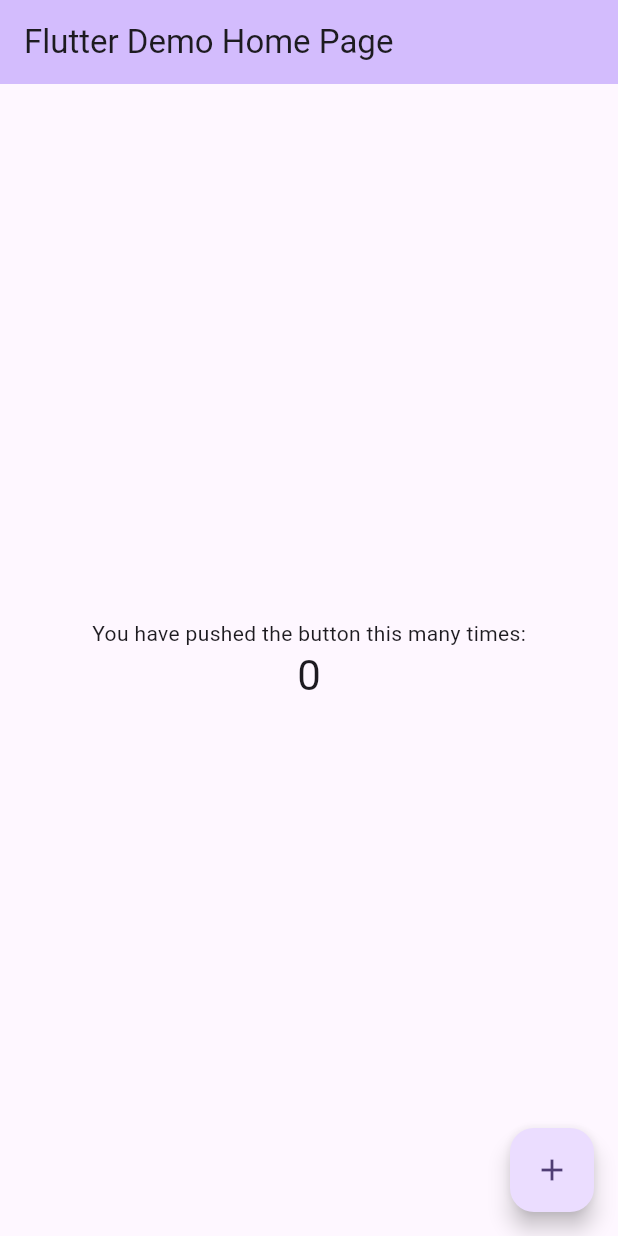
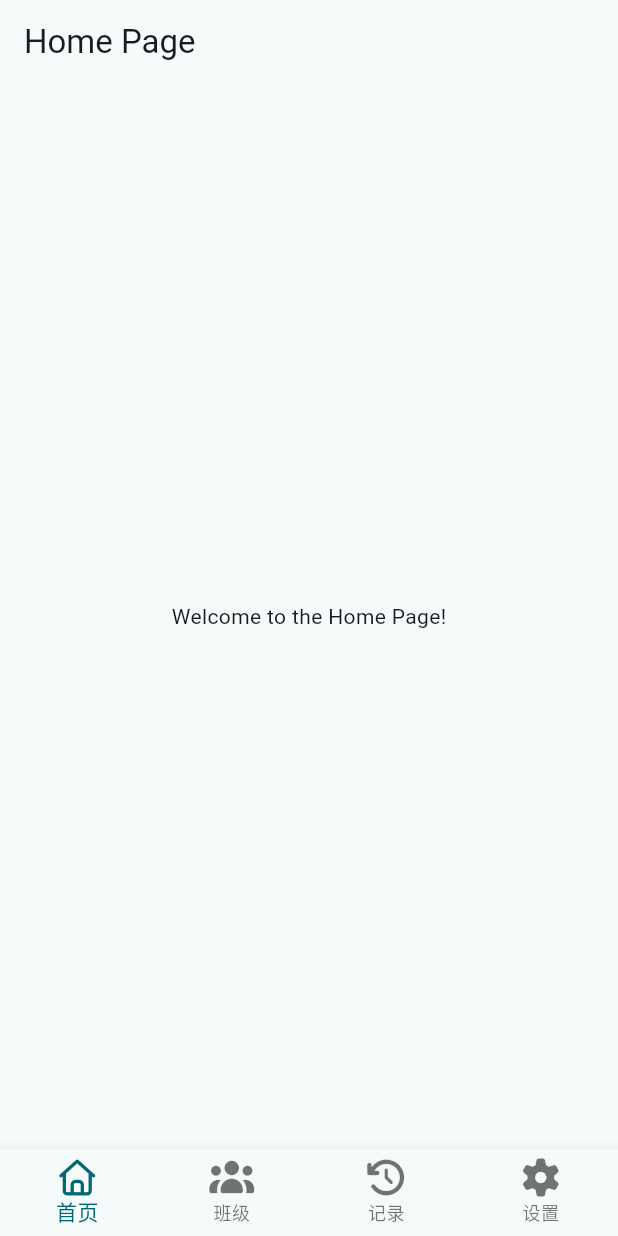
Before and after one commit to ieeningnwq/rollcaller, a Flutter app: the screen it shows after launch, on a phone screen of 412 x 824 dp. Run offline on Flutter 3.47's test engine with Material 3 defaults, Android fonts, the phone set to English and light mode, and no system bars; our stand-ins replace flutter_screenutil, font_awesome_flutter.

Commit message:
完成 IndexPage

```diff
--- /dev/null
+++ b/lib/configs/color.dart
@@ -0,0 +1,6 @@
+import 'package:flutter/material.dart';
+
+class KColor {
+  // 使用颜色种子生成主题，颜色种子
+  static const Color seedColor = Colors.white;
+}
--- /dev/null
+++ b/lib/configs/strings.dart
@@ -0,0 +1,7 @@
+class KString {
+  static const String appTitle = '点名';
+  static const String homeTitle = '首页';
+  static const String studentClassTitle = '班级';
+  static const String recordTitle = '记录';
+  static const String settingsTitle = '设置';
+}
--- a/lib/main.dart
+++ b/lib/main.dart
@@ -1,122 +1,41 @@
 import 'package:flutter/material.dart';
+import 'package:flutter_screenutil/flutter_screenutil.dart';
+import 'package:provider/provider.dart';
+import './configs/color.dart';
+import './pages/index.dart';
+import './providers/current_index_provider.dart';
 
 void main() {
-  runApp(const MyApp());
+  runApp(
+    MultiProvider(
+      providers: [
+        ChangeNotifierProvider<CurrentIndexProvider>(
+          create: (_) => CurrentIndexProvider(),
+        ),
+      ],
+      child: MyApp(),
+    ),
+  );
 }
 
 class MyApp extends StatelessWidget {
   const MyApp({super.key});
 
-  // This widget is the root of your application.
   @override
   Widget build(BuildContext context) {
-    return MaterialApp(
-      title: 'Flutter Demo',
-      theme: ThemeData(
-        // This is the theme of your application.
-        //
-        // TRY THIS: Try running your application with "flutter run". You'll see
-        // the application has a purple toolbar. Then, without quitting the app,
-        // try changing the seedColor in the colorScheme below to Colors.green
-        // and then invoke "hot reload" (save your changes or press the "hot
-        // reload" button in a Flutter-supported IDE, or press "r" if you used
-        // the command line to start the app).
-        //
-        // Notice that the counter didn't reset back to zero; the application
-        // state is not lost during the reload. To reset the state, use hot
-        // restart instead.
-        //
-        // This works for code too, not just values: Most code changes can be
-        // tested with just a hot reload.
-        colorScheme: .fromSeed(seedColor: Colors.deepPurple),
-      ),
-      home: const MyHomePage(title: 'Flutter Demo Home Page'),
+    return ScreenUtilInit(
+      designSize: const Size(480, 954),
+      minTextAdapt: true,
+      splitScreenMode: true,
+      builder: (_, child) {
+        return MaterialApp(
+          // title: KString.appTitle, // 点名
+          debugShowCheckedModeBanner: false,
+          // 定制主题
+          theme: ThemeData(colorScheme: .fromSeed(seedColor: KColor.seedColor)),
+          home: IndexPage(),
+        );
+      },
     );
   }
 }
-
-class MyHomePage extends StatefulWidget {
-  const MyHomePage({super.key, required this.title});
-
-  // This widget is the home page of your application. It is stateful, meaning
-  // that it has a State object (defined below) that contains fields that affect
-  // how it looks.
-
-  // This class is the configuration for the state. It holds the values (in this
-  // case the title) provided by the parent (in this case the App widget) and
-  // used by the build method of the State. Fields in a Widget subclass are
-  // always marked "final".
-
-  final String title;
-
-  @override
-  State<MyHomePage> createState() => _MyHomePageState();
-}
-
-class _MyHomePageState extends State<MyHomePage> {
-  int _counter = 0;
-
-  void _incrementCounter() {
-    setState(() {
-      // This call to setState tells the Flutter framework that something has
-      // changed in this State, which causes it to rerun the build method below
-      // so that the display can reflect the updated values. If we changed
-      // _counter without calling setState(), then the build method would not be
-      // called again, and so nothing would appear to happen.
-      _counter++;
-    });
-  }
-
-  @override
-  Widget build(BuildContext context) {
-    // This method is rerun every time setState is called, for instance as done
-    // by the _incrementCounter method above.
-    //
-    // The Flutter framework has been optimized to make rerunning build methods
-    // fast, so that you can just rebuild anything that needs updating rather
-    // than having to individually change instances of widgets.
-    return Scaffold(
-      appBar: AppBar(
-        // TRY THIS: Try changing the color here to a specific color (to
-        // Colors.amber, perhaps?) and trigger a hot reload to see the AppBar
-        // change color while the other colors stay the same.
-        backgroundColor: Theme.of(context).colorScheme.inversePrimary,
-        // Here we take the value from the MyHomePage object that was created by
-        // the App.build method, and use it to set our appbar title.
-        title: Text(widget.title),
-      ),
-      body: Center(
-        // Center is a layout widget. It takes a single child and positions it
-        // in the middle of the parent.
-        child: Column(
-          // Column is also a layout widget. It takes a list of children and
-          // arranges them vertically. By default, it sizes itself to fit its
-          // children horizontally, and tries to be as tall as its parent.
-          //
-          // Column has various properties to control how it sizes itself and
-          // how it positions its children. Here we use mainAxisAlignment to
-          // center the children vertically; the main axis here is the vertical
-          // axis because Columns are vertical (the cross axis would be
-          // horizontal).
-          //
-          // TRY THIS: Invoke "debug painting" (choose the "Toggle Debug Paint"
-          // action in the IDE, or press "p" in the console), to see the
-          // wireframe for each widget.
-          mainAxisAlignment: .center,
-          children: [
-            const Text('You have pushed the button this many times:'),
-            Text(
-              '$_counter',
-              style: Theme.of(context).textTheme.headlineMedium,
-            ),
-          ],
-        ),
-      ),
-      floatingActionButton: FloatingActionButton(
-        onPressed: _incrementCounter,
-        tooltip: 'Increment',
-        child: const Icon(Icons.add),
-      ),
-    );
-  }
-}
--- /dev/null
+++ b/lib/pages/home.dart
@@ -0,0 +1,18 @@
+import 'package:flutter/material.dart';
+
+class HomePage extends StatefulWidget {
+  const HomePage({super.key});
+
+  @override
+  State<StatefulWidget> createState() => _HomePageState();
+}
+
+class _HomePageState extends State<HomePage> {
+  @override
+  Widget build(BuildContext context) {
+    return Scaffold(
+      appBar: AppBar(title: const Text('Home Page')),
+      body: const Center(child: Text('Welcome to the Home Page!')),
+    );
+  }
+}
--- a/lib/pages/index.dart
+++ b/lib/pages/index.dart
@@ -0,0 +1,61 @@
+import 'package:flutter/material.dart';
+import 'package:font_awesome_flutter/font_awesome_flutter.dart';
+import 'package:provider/provider.dart';
+import '../configs/strings.dart';
+import '../pages/home.dart';
+import '../pages/record.dart';
+import '../pages/settings.dart';
+import '../pages/student_class.dart';
+import '../providers/current_index_provider.dart';
+
+class IndexPage extends StatelessWidget {
+  const IndexPage({super.key});
+
+  static const List<BottomNavigationBarItem> bottomTabs = [
+    BottomNavigationBarItem(
+      icon: FaIcon(FontAwesomeIcons.house),
+      label: KString.homeTitle, // 首页
+    ),
+    BottomNavigationBarItem(
+      icon: FaIcon(FontAwesomeIcons.users),
+      label: KString.studentClassTitle, // 班级
+    ),
+    BottomNavigationBarItem(
+      icon: FaIcon(FontAwesomeIcons.clockRotateLeft),
+      label: KString.recordTitle, // 记录
+    ),
+    BottomNavigationBarItem(
+      icon: FaIcon(FontAwesomeIcons.gear),
+      label: KString.settingsTitle, // 设置
+    ),
+  ];
+  static const List<Widget> tabBodies = [
+    HomePage(),
+    StudentClassPage(),
+    RecordPage(),
+    SettingsPage(),
+  ];
+
+  @override
+  Widget build(BuildContext context) {
+    return Consumer<CurrentIndexProvider>(
+      builder:
+          (
+            BuildContext context,
+            CurrentIndexProvider currentIndexProvider,
+            Widget? child,
+          ) {
+            final int currentIndex = currentIndexProvider.currentIndex;
+            return Scaffold(
+              bottomNavigationBar: BottomNavigationBar(
+                type: BottomNavigationBarType.fixed,
+                currentIndex: currentIndex,
+                items: bottomTabs,
+                onTap: (index) => {currentIndexProvider.changeIndex(index)},
+              ),
+              body: IndexedStack(index: currentIndex, children: tabBodies),
+            );
+          },
+    );
+  }
+}
--- /dev/null
+++ b/lib/providers/current_index_provider.dart
@@ -0,0 +1,13 @@
+import 'package:flutter/material.dart';
+
+class CurrentIndexProvider with ChangeNotifier {
+  int _currentIndex = 0;
+
+  int get currentIndex => _currentIndex;
+
+  // 切换底部导航栏
+  void changeIndex(int newIndex) {
+    _currentIndex = newIndex;
+    notifyListeners();
+  }
+}
--- a/pubspec.yaml
+++ b/pubspec.yaml
@@ -30,6 +30,9 @@ environment:
 dependencies:
   flutter:
     sdk: flutter
+  font_awesome_flutter: ^10.12.0
+  flutter_screenutil: ^5.9.3
+  provider: ^6.1.5+1
 
   # The following adds the Cupertino Icons font to your application.
   # Use with the CupertinoIcons class for iOS style icons.
```
Also changed, not shown: lib/pages/record.dart (+18 -0 lines), lib/pages/settings.dart (+18 -0 lines), lib/pages/student_class.dart (added, +18 -0 lines), lib/pages/class.dart (deleted), lib/pages/roll_call.dart (deleted), pubspec.lock.
